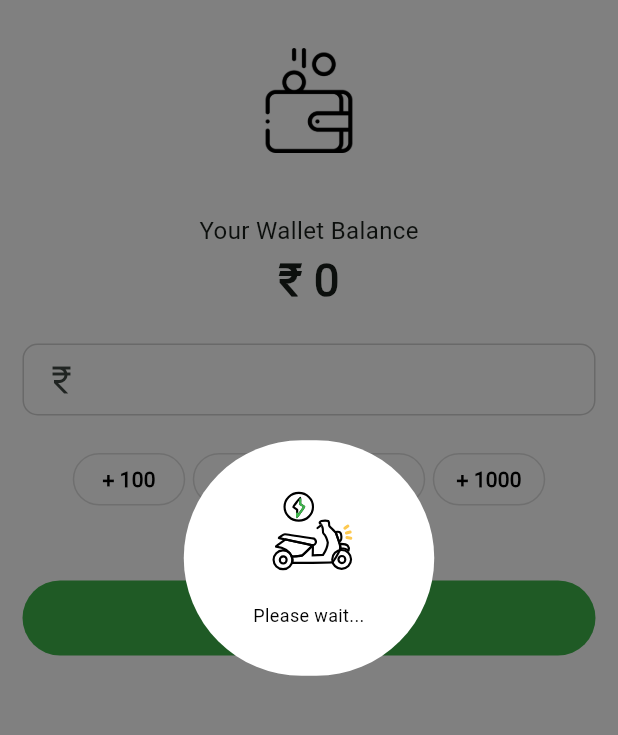
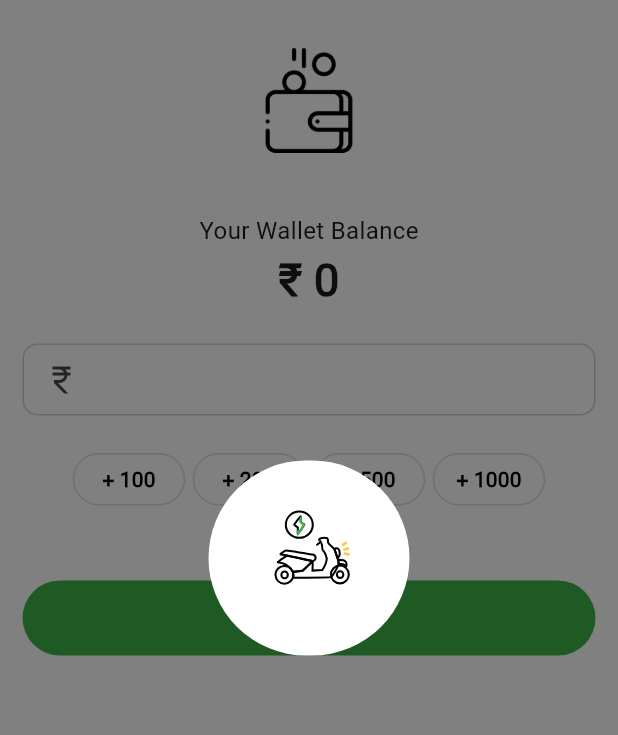
Before and after one commit to naethra-gp/driEv, a Flutter app: the AddMoreFund screen opened directly with empty values, on a phone screen of 412 x 824 dp, the part 60-795 px from its top. Run offline on Flutter 3.47's test engine with Material 3 defaults, Android fonts, the phone set to English and light mode, and no system bars; our stand-ins replace cached_network_image, file_picker, flutter_easyloading, flutter_image_compress, flutter_rating_bar, flutter_svg and 22 more; missing offline and left inert: app_settings, cron, flutter_statusbarcolor_ns, otp_autofill, paytm_allinonesdk, qr_code_scanner and 4 more; accounts and stored records are empty.

```diff
--- a/lib/app_utils/app_loading/alert_services.dart
+++ b/lib/app_utils/app_loading/alert_services.dart
@@ -27,21 +27,21 @@ class AlertServices {
       maskType: EasyLoadingMaskType.black,
       dismissOnTap: false,
       indicator: Container(
-        width: 127,
-        height: 127,
+        width: 94,
+        height: 100,
         child: Column(
           children: [
-            Lottie.asset('assets/loading/loading.json', width: 93, height: 93),
-            Container(
-              width: 90,
-              child: Text(
-                title ?? 'Please wait...',
-                style: const TextStyle(fontSize: 12, color: Colors.black),
-                textAlign: TextAlign.center,
-                softWrap: true,
-                maxLines: 2,
-              ),
-            ),
+            Lottie.asset('assets/loading/loading.json', width: 88, height: 88),
+            // Container(
+            //   width: 90,
+            //   child: Text(
+            //     title ?? 'Please wait...',
+            //     style: const TextStyle(fontSize: 10, color: Colors.black),
+            //     textAlign: TextAlign.center,
+            //     softWrap: true,
+            //     maxLines: 2,
+            //   ),
+            // ),
           ],
         ),
       ),
```
